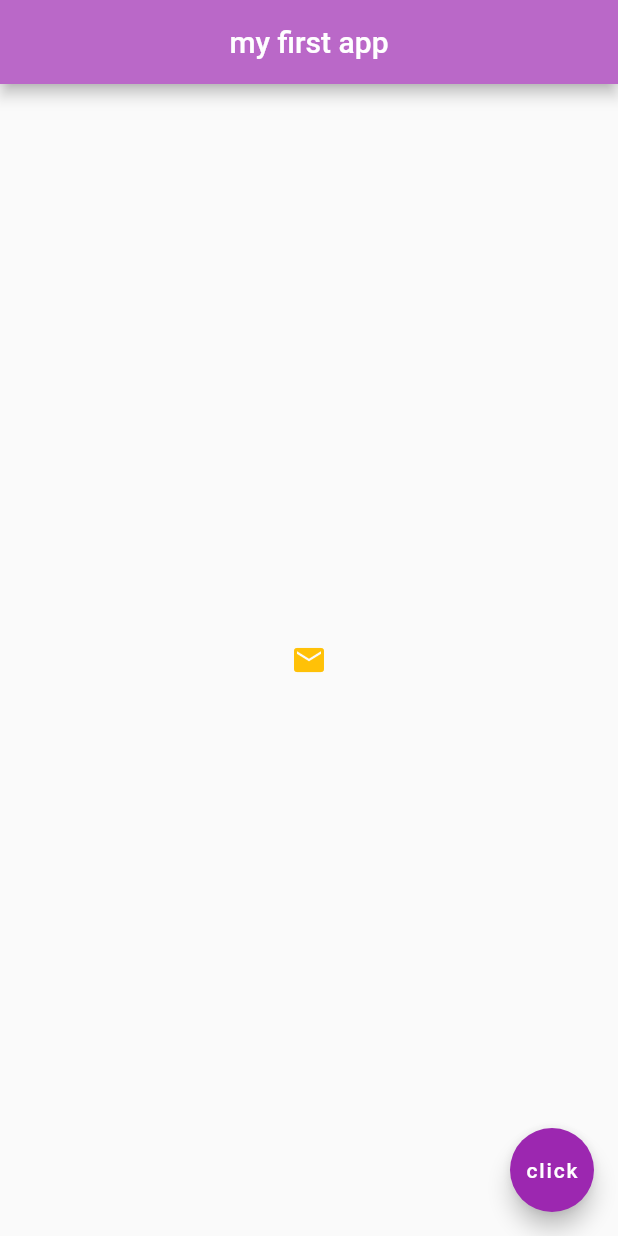
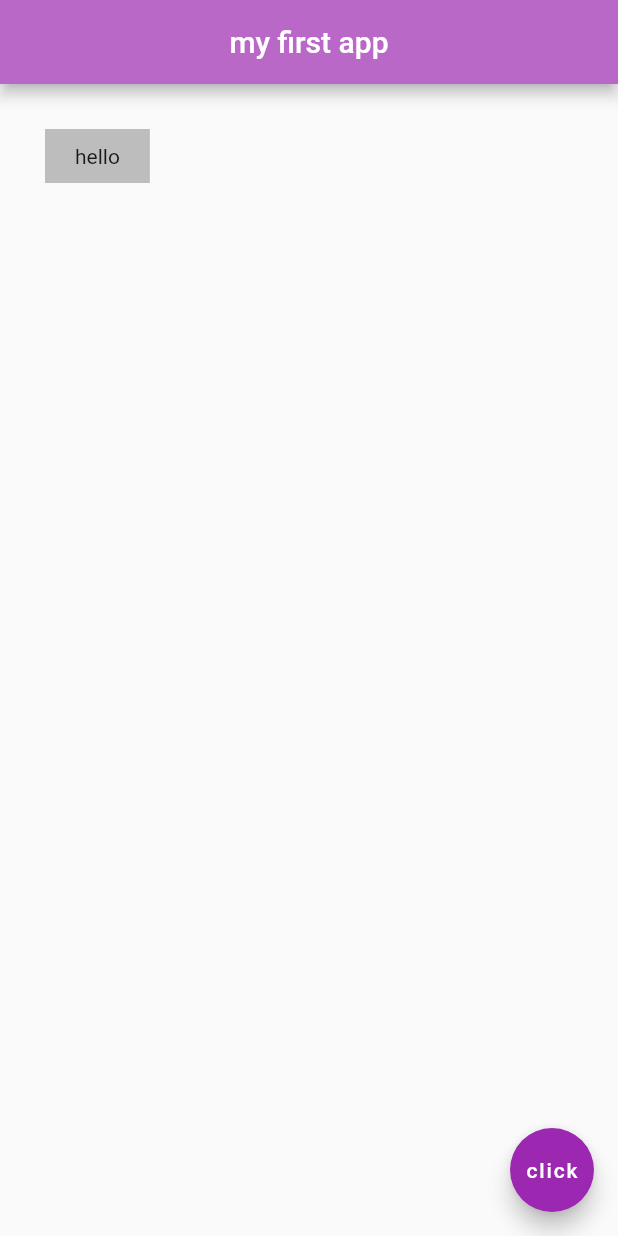
Before and after one commit to CarFried/Flutter_test, a Flutter app: the screen it shows after launch, on a phone screen of 412 x 824 dp. Run offline on Flutter 3.47's test engine with Material 2 defaults, Android fonts, the phone set to English and light mode, and no system bars.

Commit message:
Container

```diff
--- a/flutter_app/lib/main.dart
+++ b/flutter_app/lib/main.dart
@@ -17,14 +17,11 @@ class Home extends StatelessWidget {
         centerTitle: true,
         backgroundColor: Colors.purple[300],
       ),
-      body: Center(
-        child: IconButton(
-          onPressed: () {
-            print('pressed');
-          },
-          icon:Icon(Icons.mail),
-          color:Colors.amber
-      ),
+      body: Container(
+        padding:EdgeInsets.symmetric(horizontal:20, vertical:10),
+        margin: EdgeInsets.all(30),
+        color: Colors.grey[400],
+        child: Text('hello'),
       ),
       floatingActionButton: FloatingActionButton(
         onPressed: () {},
```
